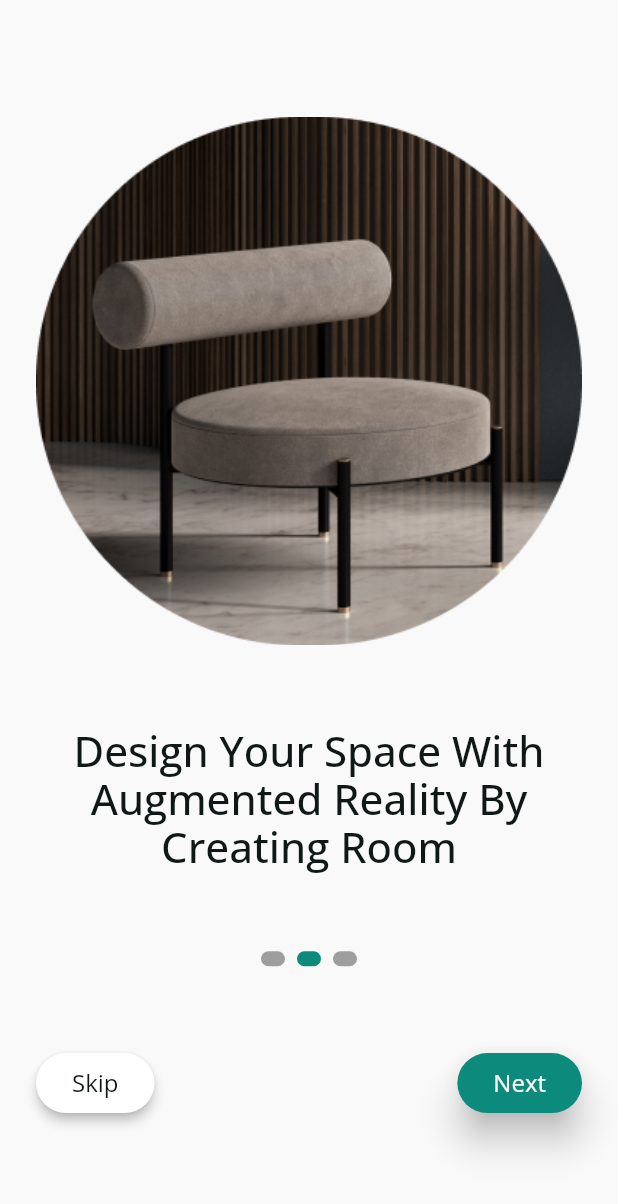
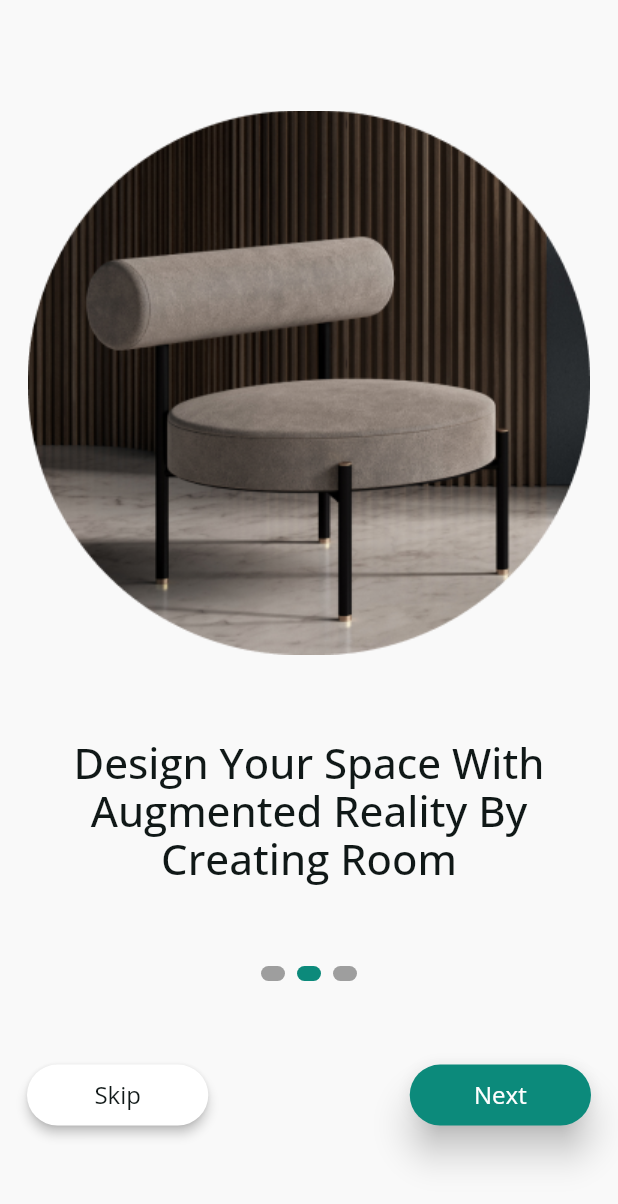
Before and after one commit to majd5170/Furniture-App, a Flutter app: the screen it shows after launch, swiped to page 2, on a phone screen of 412 x 824 dp. Shown: the top 1204 px of the screen. Run offline on Flutter 3.47's test engine with Material 3 defaults, Android fonts, the phone set to English and light mode, and no system bars; drawn by our look-alikes of smooth_page_indicator; our stand-ins replace firebase_core, flutter_bloc, flutter_local_notifications, flutter_screenutil, go_router, google_fonts; accounts and stored records are empty.

Commit message:
comleted_login_cubit

```diff
--- a/lib/src/core/routers/app_routers.dart
+++ b/lib/src/core/routers/app_routers.dart
@@ -23,7 +23,7 @@ GoRouter router = GoRouter(
         builder: (context, state) => OnBoarding(),
         ),
         GoRoute(
-        path: '/SignIn_screen',
+        path: '/LoginScreen',
         builder: (context, state) => LoginScreen(),
         ),
         GoRoute(
--- a/lib/src/core/utils/resources/app_strings.dart
+++ b/lib/src/core/utils/resources/app_strings.dart
@@ -18,4 +18,27 @@ class AppStrings {
   static const String Next = 'Next';
   static const String pleasEnterEmail = 'Pleas Enter Email';
   static const String pleasEnterPassword = 'Pleas Enter Password';
+  static const String email = 'Email';
+  static const String password = 'password';
+  static const String Rememberfordays = 'Remember for 30 days';
+  static const String forgetpassword = 'Forget Password';
+  static const String login = 'Login';
+  static const String DontHaveAccount = 'Don’t Have an Account?';
+  static const String SignInWithGoogle = 'Sign In With Google';
+  static const String SignupFree = 'Signup free';
+  static const String FullName = 'Full Name';
+  static const String EnterYourName = 'Enter Your Name';
+  static const String EnterYourEmail = 'Enter Your Email';
+  static const String AlreadyHaveAnAccount = 'Already Have An Account?';
+  static const String SignIn = 'Sign In';
+
 }
+
+
+// Create Account
+// Let\'s Create Account Toghter
+// Full name
+// Enter Your Name
+// Enter your Email
+// Already Have An Account?
+// Sign In
--- a/lib/src/presentation/cubits/cubit_login/login_cubit.dart
+++ b/lib/src/presentation/cubits/cubit_login/login_cubit.dart
@@ -9,12 +9,12 @@ class LoginCubit extends Cubit<LoginState> {
   TextEditingController emailController = TextEditingController();
   TextEditingController passwordController = TextEditingController();
   bool isloginPasswordShowing = true;
-  IconData suffixIcon = Icons.visibility;
+  IconData suffixIcon = Icons.visibility_off;
 
   void changLoginPasswordSuffixIcon() {
     isloginPasswordShowing = !isloginPasswordShowing;
     suffixIcon =
-        isloginPasswordShowing ? Icons.visibility : Icons.visibility_off;
+        isloginPasswordShowing ? Icons.visibility_off : Icons.visibility;
     emit(ChangLoginPasswordSuffixIcon());
   }
 }
--- a/lib/src/presentation/views/screen/OnboardScreens.dart
+++ b/lib/src/presentation/views/screen/OnboardScreens.dart
@@ -1,7 +1,8 @@
 import 'package:flutter/material.dart';
+import 'package:flutter_screenutil/flutter_screenutil.dart';
 import 'package:furniture_app/src/core/utils/resources/app_strings.dart';
 import 'package:furniture_app/src/core/utils/widgets/custom_button.dart';
-import 'package:furniture_app/src/presentation/views/screen/SiginScreen.dart';
+import 'package:furniture_app/src/presentation/views/screen/LoginScreen.dart';
 import 'package:smooth_page_indicator/smooth_page_indicator.dart';
 import '../../../core/domain/models/on_boarding_model.dart';
 import '../../../core/utils/resources/app_color.dart';
@@ -24,7 +25,7 @@ class OnBoarding extends StatelessWidget {
           itemCount: OnBoardingModel.onBoardingScreens.length,
           itemBuilder: (context, index) {
             return Padding(
-              padding: const EdgeInsets.all(24.0),
+              padding: const EdgeInsets.all(18.0),
               child: Expanded(
                 child: Column(
                   mainAxisAlignment: MainAxisAlignment.spaceEvenly,
@@ -49,31 +50,44 @@ class OnBoarding extends StatelessWidget {
                     Row(
                       children: [
                        index != 2
-                          ? CustomTextButton(
+                          ? Container(
+                            width: 110.w,
+                            height: 40.h,
+                            child: CustomTextButton(
                                 text: AppStrings.skip,
                                 onPressed: () {
                                    controller.jumpToPage(2);
                                 }, text_color_button: AppColors.blackFont,
+                              ),
                           )
                           : Container(),
                       //spacer
                       const Spacer(),
                       //next Button
                       index != 2
-                          ? CustomButton(
+                          ? Container(
+                            width: 110.w,
+                            height: 40.h,
+                            child: CustomButton(
                                 text: AppStrings.next,
                                 onPressed: () {
                                   controller.nextPage(
-                                    duration: const Duration(seconds: 4),
-                                    curve: Curves.easeOutBack);
+                                      duration: const Duration(seconds: 2),
+                                      curve: Curves.easeIn);
                                 }, text_color_button: AppColors.white,
+                              ),
                           )
-                          : CustomButton(
+                          : Container(
+                            width: 327.w,
+                            height: 56.h,
+                            child: CustomButton(
                                 text: AppStrings.getStarted,
+
                                 onPressed: ()  {
                                   Navigator.push(
-                                context, MaterialPageRoute(builder: (_) => SiginScreen()));
-                      }, text_color_button: AppColors.white,)
+                                  context, MaterialPageRoute(builder: (_) => LoginScreen()));
+                                                  }, text_color_button: AppColors.white,),
+                          )
                     ],
                   )
                 ],
--- a/pubspec.yaml
+++ b/pubspec.yaml
@@ -42,6 +42,7 @@ dependencies:
   flutter_local_notifications: ^17.2.2
   flutter_screenutil: ^5.9.3
   go_router: ^14.3.0
+  get_it: ^8.0.1
 
 dev_dependencies:
   flutter_test:
```
Also changed, not shown: lib/main.dart (+11 -5 lines), lib/src/core/config/di.dart (added, +9 -0 lines), lib/src/presentation/views/screen/SiginScreen.dart (+18 -33 lines), lib/src/presentation/views/screen/loginScreen.dart (+33 -30 lines), pubspec.lock. Lines whose indentation alone changed are shown as unchanged.
